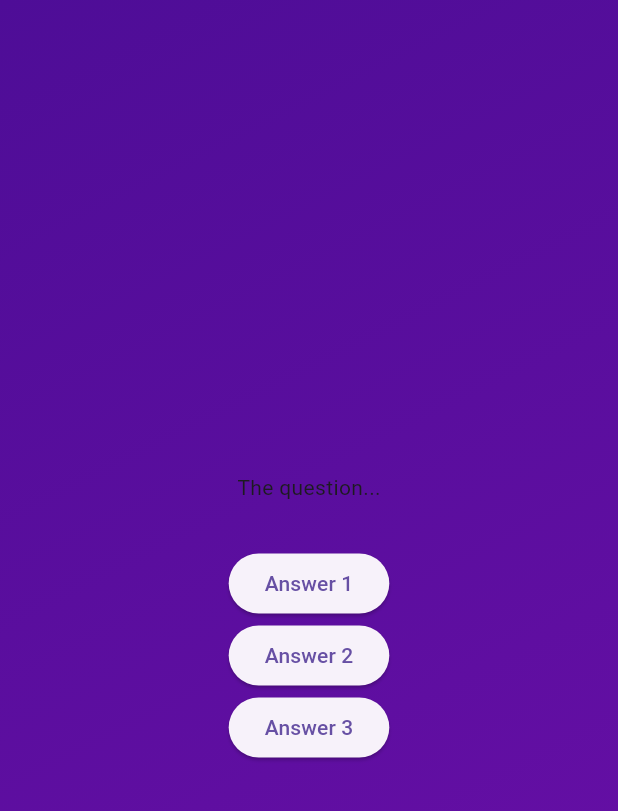
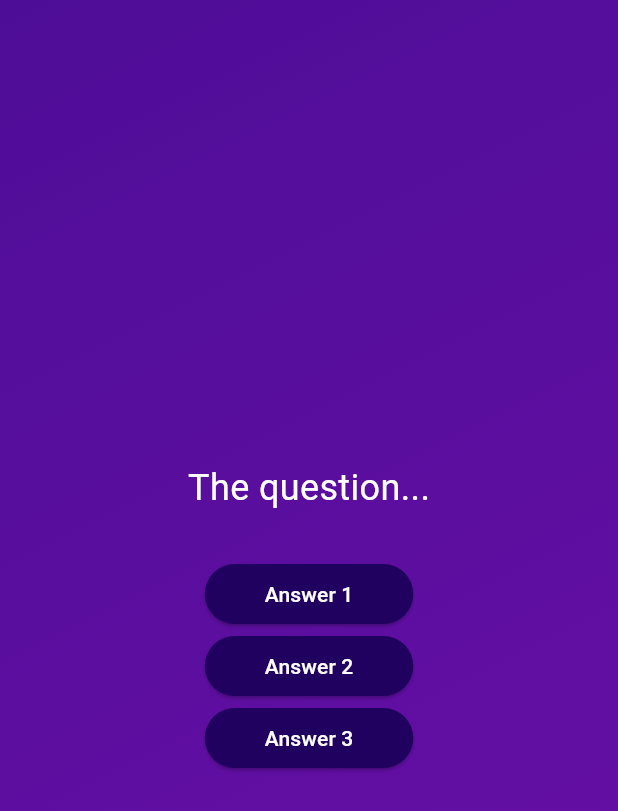
Before and after one commit to subexi/flutter_adv_basics, a Flutter app: the screen it shows after launch, after a tap on "Start Quiz", on a phone screen of 412 x 824 dp. Shown: the top 811 px of the screen. Run offline on Flutter 3.47's test engine with Material 3 defaults, Android fonts, the phone set to English and light mode, and no system bars.

Commit message:
70 Button widget ausgelagert und gestylt

```diff
--- /dev/null
+++ b/lib/answer_button.dart
@@ -0,0 +1,28 @@
+import 'package:flutter/material.dart';
+
+class AnswerButton extends StatelessWidget {
+  const AnswerButton({
+    super.key,
+    required this.answerText,
+    required this.onTap
+    }); //  Constructor for the AnswerButton widget, it takes two required parameters: answerText which is a string that will be displayed on the button, and onTap which is a function that will be called when the button is pressed.
+
+  final String answerText;
+  final void Function() onTap;
+
+  @override
+  Widget build(BuildContext context) {
+    return ElevatedButton(
+      onPressed: onTap,
+      style: ElevatedButton.styleFrom(
+        backgroundColor: const Color.fromARGB(255, 33, 1, 95),
+        foregroundColor: Colors.white,
+        shape: RoundedRectangleBorder(
+          borderRadius: BorderRadius.circular(40),
+        ),
+        padding: const EdgeInsets.symmetric(horizontal: 40, vertical: 10),
+      ),
+      child: Text(answerText),
+    );
+  }
+}
--- a/lib/questions_screen.dart
+++ b/lib/questions_screen.dart
@@ -1,3 +1,4 @@
+import 'package:adv_basics/answer_button.dart';
 import 'package:flutter/material.dart';
 
 class QuestionsScreen extends StatefulWidget {
@@ -15,23 +16,29 @@ class _QuestionsScreenState extends State<QuestionsScreen> {
       child: Column(
         mainAxisAlignment: MainAxisAlignment.center, // mainAxisAlignment is a property of the Column widget that controls how the children are aligned vertically. Here we are using MainAxisAlignment.center to center the children vertically within the Column.
         children: [
-        const Text('The question...'),
+        const Text('The question...',
+          style: TextStyle(
+            fontSize: 24,
+            color: Colors.white,
+          ),
+        ),
         const SizedBox(
           height: 30,
           ),
-        ElevatedButton(
-          onPressed: () {},
-          child: const Text('Answer 1'),
-          ),
-        ElevatedButton(
-          onPressed: () {},
-          child: const Text('Answer 2'),
-          ),
-        ElevatedButton(
-          onPressed: () {},
-          child: const Text('Answer 3'),
-          ),
-      ]),
+        AnswerButton(
+          answerText: 'Answer 1',
+          onTap: () {},
+        ),
+        AnswerButton(
+          answerText: 'Answer 2',
+          onTap: () {},
+        ),
+        AnswerButton(
+          answerText: 'Answer 3',
+          onTap: () {},
+        ), // AnswerButton is a custom widget that we have defined in answer_button.dart. It takes two parameters: answerText which is the text that will be displayed on the button, and onTap which is a function that will be called when the button is pressed. Here we are passing an empty function for onTap, but in a real application, you would want to implement some functionality here.
+        ],
+      ),
     );
   }
 }
```
